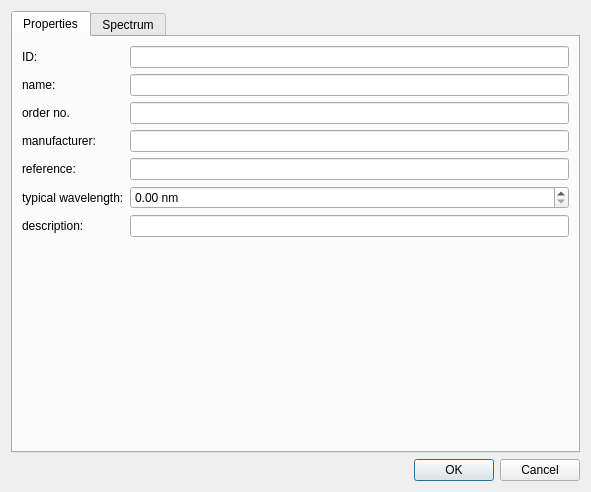
Qt form plugins/qfe_spectraviewer/qfespectraviewerfiltereditor.ui (jkriege2/QuickFit3) before a commit.
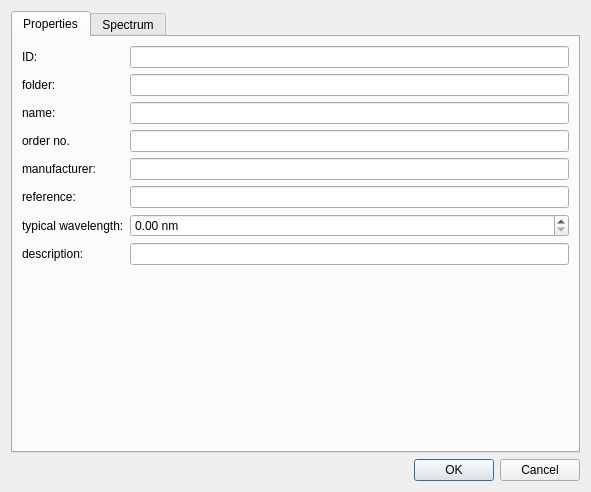
The same form after that commit. Icons and pictures are not drawn. Custom widgets are drawn as their Qt base class.

Commit message:
QuickFit3/qfe_spectraviewer: all fluorophores, lightsources, ... are now organized in folders
QuickFit3/FCSMaxEntEvaluation: added widgets to enter two ranges over which the relative particle numbers are calculated

```diff
--- a/plugins/qfe_spectraviewer/qfespectraviewerfiltereditor.ui
+++ b/plugins/qfe_spectraviewer/qfespectraviewerfiltereditor.ui
@@ -34,54 +34,54 @@
        <item row="0" column="1">
         <widget class="QFEnhancedLineEdit" name="edtID"/>
        </item>
-       <item row="1" column="0">
+       <item row="2" column="0">
         <widget class="QLabel" name="label_2">
          <property name="text">
           <string>name:</string>
          </property>
         </widget>
        </item>
-       <item row="1" column="1">
+       <item row="2" column="1">
         <widget class="QFEnhancedLineEdit" name="edtName"/>
        </item>
-       <item row="2" column="0">
+       <item row="3" column="0">
         <widget class="QLabel" name="label_3">
          <property name="text">
           <string>order no.</string>
          </property>
         </widget>
        </item>
-       <item row="2" column="1">
+       <item row="3" column="1">
         <widget class="QFEnhancedLineEdit" name="edtOrder"/>
        </item>
-       <item row="3" column="0">
+       <item row="4" column="0">
         <widget class="QLabel" name="label_4">
          <property name="text">
           <string>manufacturer:</string>
          </property>
         </widget>
        </item>
-       <item row="3" column="1">
+       <item row="4" column="1">
         <widget class="QFEnhancedLineEdit" name="edtManufacturer"/>
        </item>
-       <item row="4" column="0">
+       <item row="5" column="0">
         <widget class="QLabel" name="label_5">
          <property name="text">
           <string>reference:</string>
          </property>
         </widget>
        </item>
-       <item row="4" column="1">
+       <item row="5" column="1">
         <widget class="QFEnhancedLineEdit" name="edtReference"/>
        </item>
-       <item row="5" column="0">
+       <item row="6" column="0">
         <widget class="QLabel" name="label_6">
          <property name="text">
           <string>typical wavelength:</string>
          </property>
         </widget>
        </item>
-       <item row="5" column="1">
+       <item row="6" column="1">
         <widget class="QDoubleSpinBox" name="spinWavelength">
          <property name="suffix">
           <string> nm</string>
@@ -94,16 +94,26 @@
          </property>
         </widget>
        </item>
-       <item row="6" column="0">
+       <item row="7" column="0">
         <widget class="QLabel" name="label_7">
          <property name="text">
           <string>description:</string>
          </property>
         </widget>
        </item>
-       <item row="6" column="1">
+       <item row="7" column="1">
         <widget class="QFEnhancedLineEdit" name="edtDescription"/>
        </item>
+       <item row="1" column="0">
+        <widget class="QLabel" name="label_9">
+         <property name="text">
+          <string>folder:</string>
+         </property>
+        </widget>
+       </item>
+       <item row="1" column="1">
+        <widget class="QFEnhancedLineEdit" name="edtFolder"/>
+       </item>
       </layout>
      </widget>
      <widget class="QWidget" name="tab_2">
```
Left out of the diff: 1 changed line with no effect on the pictures. The commit also changes 43 other files.
